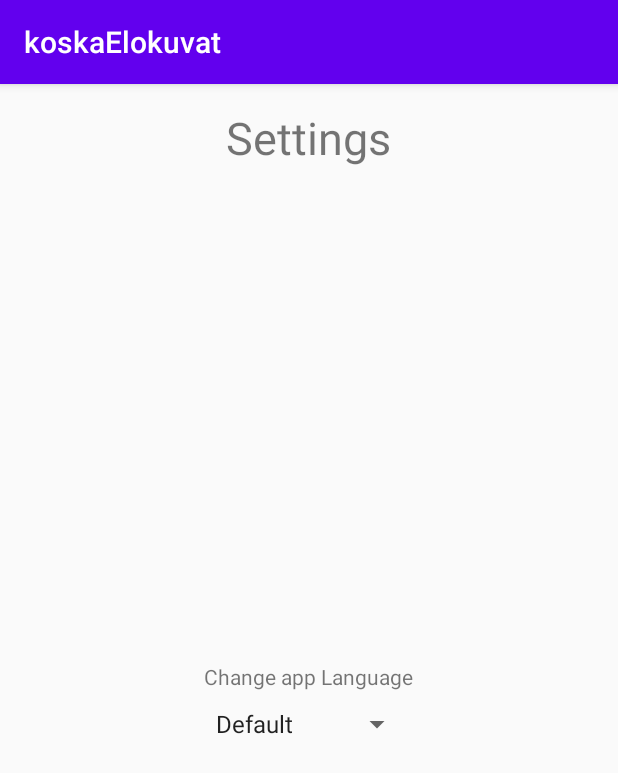
After one commit to Jesse-Stenroth/koskaElokuvat, an Android app: the SettingsActivity screen opened directly, with no data from a screen before it, on a phone screen of 412 x 824 dp. The commit adds this screen. Shown: the top 773 px of the screen. Run offline under Robolectric (Android 15) with nearby library versions, the phone set to English and light mode, and no system bars.

Commit message:
change: user can change language

```diff
--- /dev/null
+++ b/app/src/main/java/fi/jessestenroth/koskaelokuvat/SettingsActivity.java
@@ -0,0 +1,76 @@
+package fi.jessestenroth.koskaelokuvat;
+
+import androidx.appcompat.app.AppCompatActivity;
+
+import android.content.Intent;
+import android.content.res.Configuration;
+import android.content.res.Resources;
+import android.os.Build;
+import android.os.Bundle;
+import android.util.DisplayMetrics;
+import android.util.Log;
+import android.view.View;
+import android.widget.AdapterView;
+import android.widget.Spinner;
+
+import java.util.Locale;
+
+public class SettingsActivity extends AppCompatActivity {
+    private Spinner lang;
+    //because listener call also when spinner create
+    private boolean canRun = false;
+    private boolean debug = true;
+    @Override
+    protected void onCreate(Bundle savedInstanceState) {
+        super.onCreate(savedInstanceState);
+        setContentView(R.layout.activity_settings);
+        this.lang = (Spinner) findViewById(R.id.languageSelector);
+        this.lang.setSelection(-1);
+        this.lang.setOnItemSelectedListener(new AdapterView.OnItemSelectedListener() {
+            public void onItemSelected(AdapterView<?> adapterView, View view, int i, long l) {
+                if(canRun){
+                    String value = lang.getSelectedItem().toString();
+                    if(debug){
+                        Log.e("value", value);
+                    }
+                    if(value.equals("Finnish")){
+                        setLang("fi");
+                    } else if(value.equals("System")){
+                        if(Build.VERSION.SDK_INT >= Build.VERSION_CODES.N){
+                            if (debug) {
+                                Log.e("locale", Resources.getSystem().getConfiguration().getLocales().get(0).getLanguage());
+
+                            }
+                            setLang(Resources.getSystem().getConfiguration().getLocales().get(0).getLanguage());
+                        } else {
+                            if (debug) {
+                                Log.e("locale", Resources.getSystem().getConfiguration().locale.getLanguage());
+                            }
+                            setLang(Resources.getSystem().getConfiguration().locale.getLanguage());
+                        }
+                    } else{
+                        setLang("en");
+                    }
+                } else{
+                    canRun = true;
+                }
+            }
+
+            public void onNothingSelected(AdapterView<?> adapterView) {
+                return;
+            }
+        });
+    }
+    private void setLang(String l){
+        Resources resources = getResources();
+        DisplayMetrics dm = resources.getDisplayMetrics();
+        Configuration config = resources.getConfiguration();
+        if (Build.VERSION.SDK_INT>= Build.VERSION_CODES.JELLY_BEAN_MR1){
+            config.setLocale(new Locale(l.toLowerCase()));
+        } else {
+            config.locale = new Locale(l.toLowerCase());
+        }
+        resources.updateConfiguration(config, dm);
+        getApplicationContext().getResources().updateConfiguration(config, dm);
+    }
+}
--- a/app/src/main/java/fi/jessestenroth/koskaelokuvat/fragments/ListFragment.java
+++ b/app/src/main/java/fi/jessestenroth/koskaelokuvat/fragments/ListFragment.java
@@ -29,7 +29,6 @@ public class ListFragment extends Fragment {
     }
     public void clearList(){
         l.clear();
-       // updateList();
         lista.setAdapter(null);
     }
     @Override
--- /dev/null
+++ b/app/src/main/res/layout-land/activity_settings.xml
@@ -0,0 +1,40 @@
+<?xml version="1.0" encoding="utf-8"?>
+<LinearLayout xmlns:android="http://schemas.android.com/apk/res/android"
+    xmlns:tools="http://schemas.android.com/tools"
+    android:layout_width="match_parent"
+    android:layout_height="match_parent"
+    android:orientation="vertical"
+    tools:context=".SettingsActivity">
+    <TextView
+        android:layout_width="wrap_content"
+        android:layout_height="wrap_content"
+        android:text="@string/settings"
+        android:layout_gravity="center_horizontal"
+        android:textSize="30sp"/>
+    <LinearLayout
+        android:layout_width="match_parent"
+        android:layout_height="match_parent"
+        android:baselineAligned="false"
+        android:gravity="center"
+        android:orientation="vertical">
+        <LinearLayout
+            android:layout_width="wrap_content"
+            android:layout_height="wrap_content"
+            android:gravity="center"
+            android:orientation="vertical">
+            <TextView
+                android:layout_width="wrap_content"
+                android:layout_height="wrap_content"
+                android:text="@string/select_language"
+                android:layout_marginBottom="10dp"/>
+            <Spinner
+                android:layout_height="wrap_content"
+                android:layout_width="fill_parent"
+                android:drawSelectorOnTop="true"
+                android:id="@+id/languageSelector"
+                android:entries="@array/languages"/>
+
+        </LinearLayout>
+    </LinearLayout>
+
+</LinearLayout>
--- /dev/null
+++ b/app/src/main/res/layout/activity_settings.xml
@@ -0,0 +1,43 @@
+<?xml version="1.0" encoding="utf-8"?>
+<LinearLayout xmlns:android="http://schemas.android.com/apk/res/android"
+    xmlns:tools="http://schemas.android.com/tools"
+    android:layout_width="match_parent"
+    android:layout_height="match_parent"
+    android:orientation="vertical"
+    android:layout_gravity="center_horizontal"
+    tools:context=".SettingsActivity">
+
+    <TextView
+        android:layout_width="wrap_content"
+        android:layout_height="wrap_content"
+        android:layout_gravity="center_horizontal"
+        android:layout_marginTop="15dp"
+        android:text="@string/settings"
+        android:textSize="30sp" />
+    <LinearLayout
+        android:layout_width="match_parent"
+        android:layout_height="match_parent"
+        android:baselineAligned="false"
+        android:gravity="center"
+        android:orientation="vertical">
+        <LinearLayout
+            android:layout_width="wrap_content"
+            android:layout_height="wrap_content"
+            android:gravity="center"
+            android:orientation="vertical">
+            <TextView
+                android:layout_width="wrap_content"
+                android:layout_height="wrap_content"
+                android:text="@string/select_language"
+                android:layout_marginBottom="10dp"/>
+            <Spinner
+                android:layout_height="wrap_content"
+                android:layout_width="fill_parent"
+                android:drawSelectorOnTop="true"
+                android:id="@+id/languageSelector"
+                android:entries="@array/languages"/>
+
+        </LinearLayout>
+    </LinearLayout>
+
+</LinearLayout>
--- /dev/null
+++ b/app/src/main/res/values/array.xml
@@ -0,0 +1,9 @@
+<?xml version="1.0" encoding="utf-8"?>
+<resources>
+    <string-array name="languages">
+        <item>Default</item>
+        <item>English</item>
+        <item>Finnish</item>
+        <item>System</item>
+    </string-array>
+</resources>
--- a/app/src/main/res/values/strings.xml
+++ b/app/src/main/res/values/strings.xml
@@ -6,4 +6,6 @@
     <string name="year">Year:</string>
     <string name="genres">Genres:</string>
     <string name="buy">Buy ticket</string>
+    <string name="select_language">Change app Language</string>
+    <string name="settings">Settings</string>
 </resources>
```
Also changed, not shown: app/src/main/AndroidManifest.xml (+5 -4 lines), app/src/main/java/fi/jessestenroth/koskaelokuvat/MainActivity.java (+29 -0 lines), app/src/main/res/drawable/ic_settings_black_24dp.xml (added, +9 -0 lines), app/src/main/res/menu/mainmenu.xml (added, +8 -0 lines), 1 other file.
